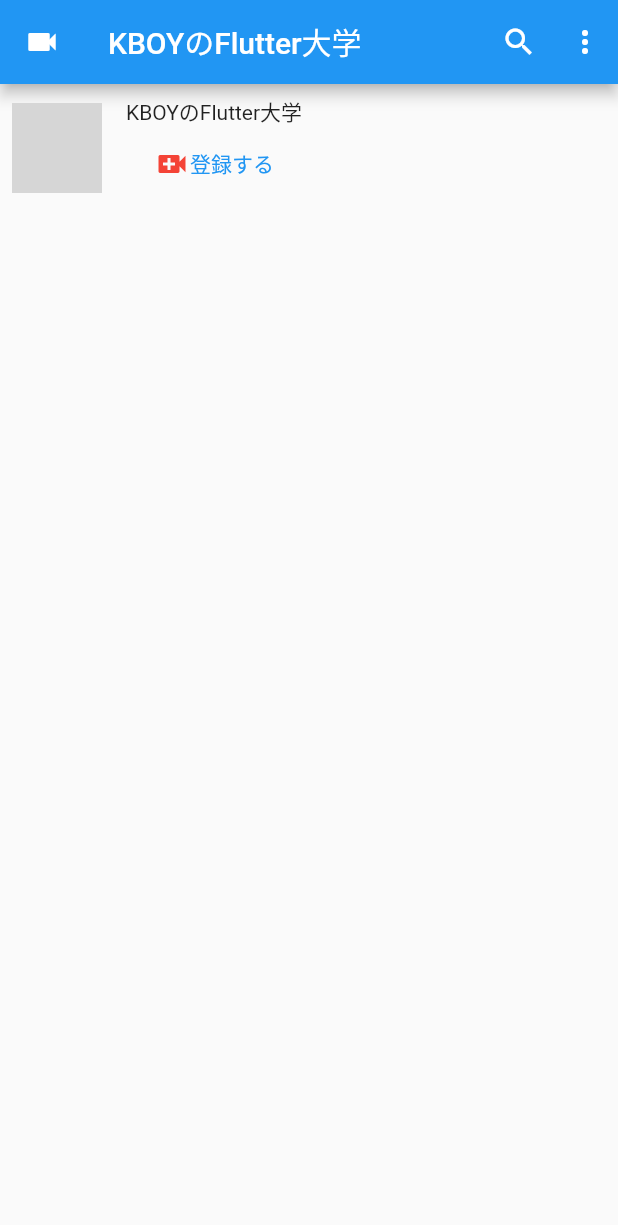
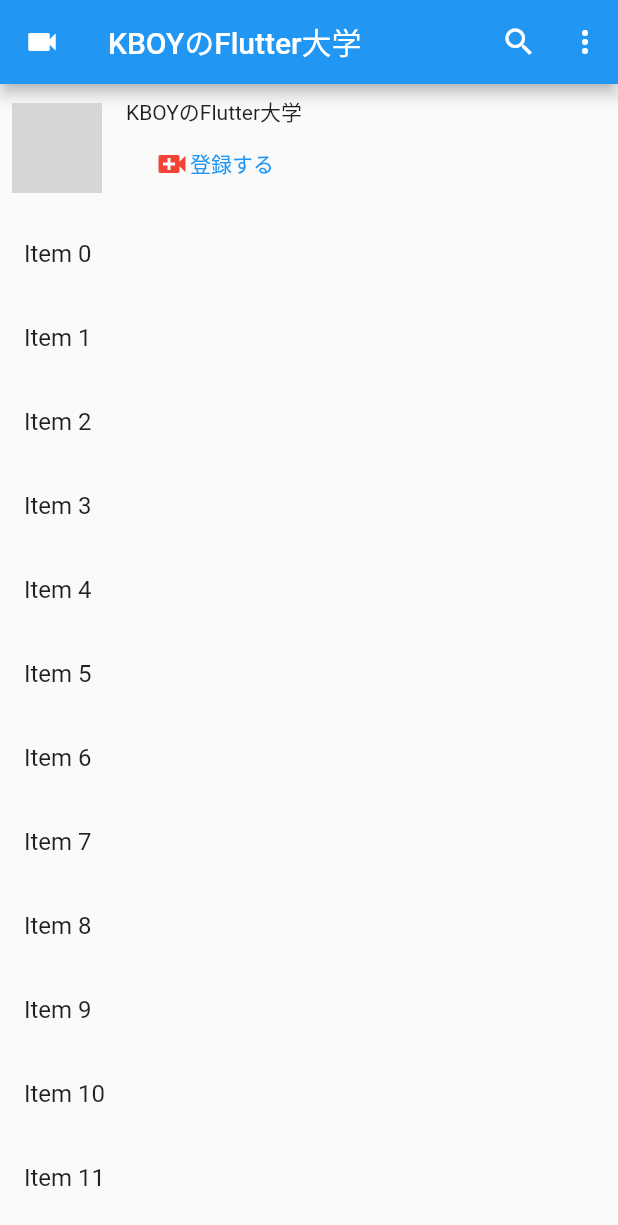
Before and after one commit to clucluland/tt_youtube_app, a Flutter app: the screen it shows after launch, on a phone screen of 412 x 824 dp. Shown: the top 1225 px of the screen. Run offline on Flutter 3.47's test engine with Material 2 defaults, Android fonts, the phone set to English and light mode, and no system bars; network calls fail; grey boxes are pictures that could not be loaded.

Commit message:
ListViewを表示 Expanded

```diff
--- a/lib/main.dart
+++ b/lib/main.dart
@@ -5,6 +5,8 @@ void main() {
 }
 
 class MyApp extends StatelessWidget {
+  final items = List<String>.generate(10000, (i) => "Item $i");
+
   @override
   Widget build(BuildContext context) {
     return MaterialApp(
@@ -77,6 +79,16 @@ class MyApp extends StatelessWidget {
                   ],
                 ),
               ),
+              Expanded(
+                child: ListView.builder(
+                  itemCount: items.length,
+                  itemBuilder: (context, index) {
+                    return ListTile(
+                      title: Text(items[index]),
+                    );
+                  },
+                ),
+              )
             ],
           ),
         ),
```
